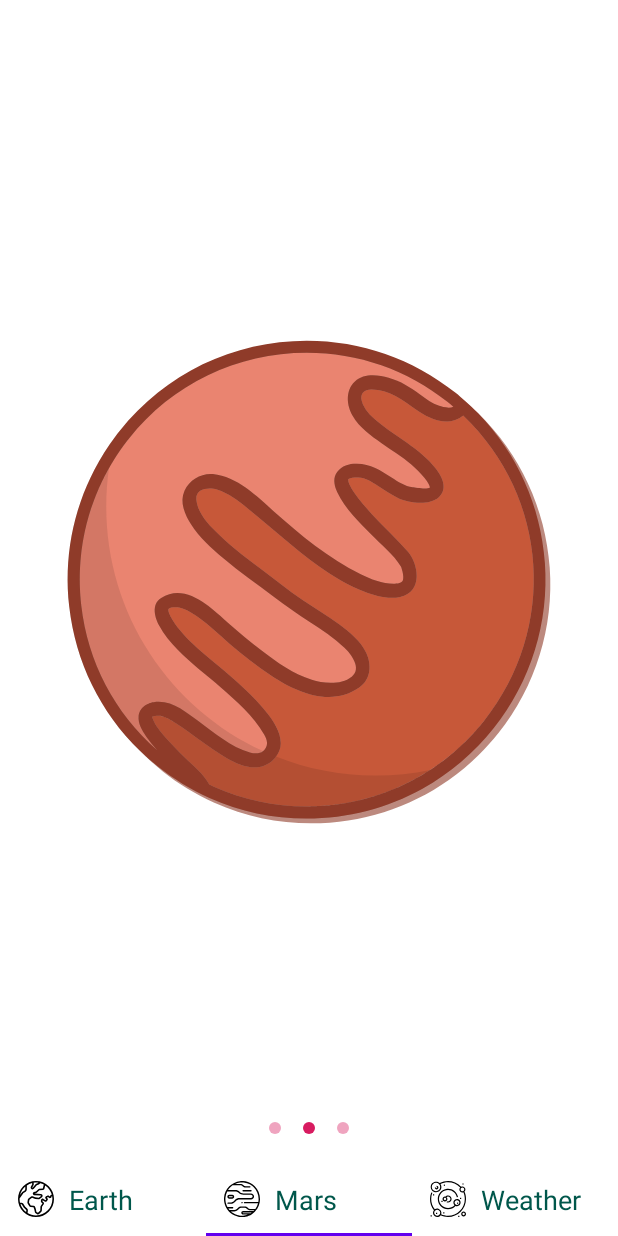
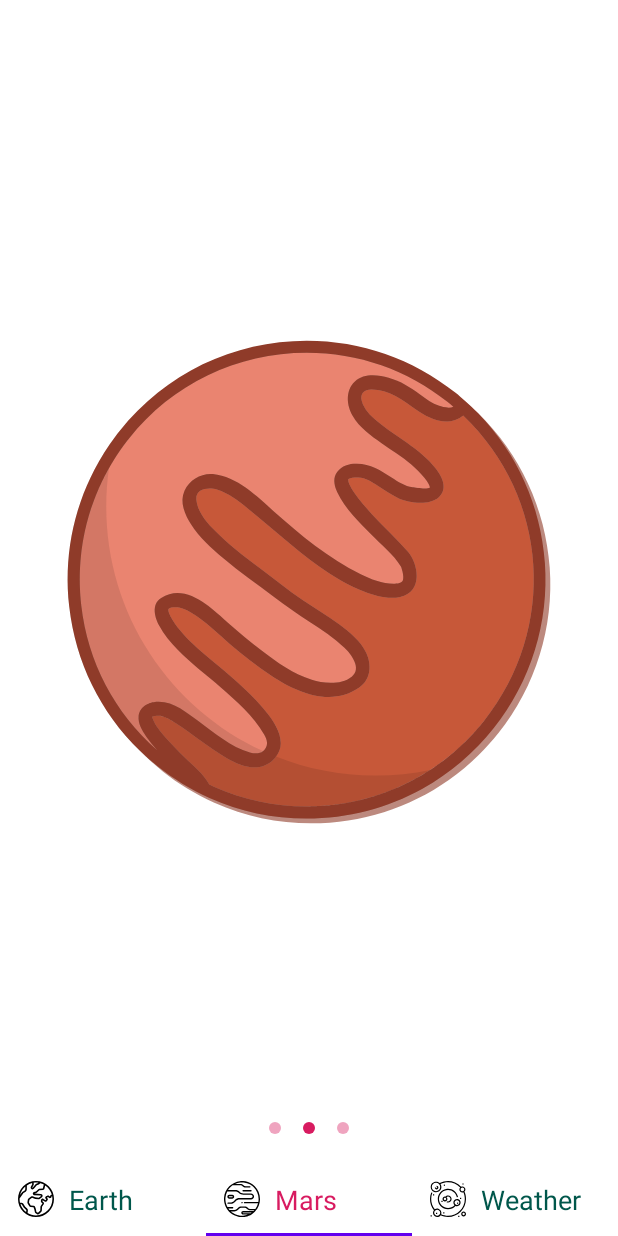
Before and after one commit to shumvlesu/OneSpaceFoto, an Android app: the ApiActivity screen opened directly, with no data from a screen before it, item 2 of the bottom bar chosen, on a phone screen of 412 x 824 dp. Run offline under Robolectric (Android 15) with nearby library versions, the phone set to English and light mode, and no system bars.

Commit message:
3е ДЗ Начало. Надо сделать привязку в активити.

```diff
--- a/app/src/main/java/com/shumikhin/onespaefoto/ui/api/ApiActivity.kt
+++ b/app/src/main/java/com/shumikhin/onespaefoto/ui/api/ApiActivity.kt
@@ -3,8 +3,15 @@ package com.shumikhin.onespaefoto.ui.api
 import android.os.Bundle
 import android.view.LayoutInflater
 import androidx.appcompat.app.AppCompatActivity
+import androidx.appcompat.widget.AppCompatTextView
+import androidx.core.content.ContextCompat
+import androidx.viewpager.widget.ViewPager
 import com.shumikhin.onespaefoto.R
 import com.shumikhin.onespaefoto.databinding.ActivityApiBinding
+
+private const val EARTH = 0
+private const val MARS = 1
+private const val WEATHER = 2
 
 class ApiActivity : AppCompatActivity() {
 
@@ -24,15 +31,89 @@ class ApiActivity : AppCompatActivity() {
 //            binding.tabLayout.getTabAt(1)?.setIcon(R.drawable.ic_mars)
 //            binding.tabLayout.getTabAt(2)?.setIcon(R.drawable.ic_system)
         }
-        setCustomTabs()
+        //setCustomTabs()
+
+        setHighlightedTab(EARTH)
+
+        binding.viewPager.addOnPageChangeListener(object : ViewPager.OnPageChangeListener {
+
+            override fun onPageSelected(position: Int) {
+                setHighlightedTab(position)
+            }
+
+            override fun onPageScrollStateChanged(state: Int) {}
+            override fun onPageScrolled(
+                position: Int,
+                positionOffset: Float,
+                positionOffsetPixels: Int
+            ) {
+            }
+        })
+
+
+    }
+
+
+    private fun setHighlightedTab(position: Int) {
+        val layoutInflater = LayoutInflater.from(this@ApiActivity)
+
+        binding.tabLayout.getTabAt(EARTH)?.customView = null
+        binding.tabLayout.getTabAt(MARS)?.customView = null
+        binding.tabLayout.getTabAt(WEATHER)?.customView = null
+
+        when (position) {
+            EARTH -> {
+                setEarthTabHighlighted(layoutInflater)
+            }
+            MARS -> {
+                setMarsTabHighlighted(layoutInflater)
+            }
+            WEATHER -> {
+                setWeatherTabHighlighted(layoutInflater)
+            }
+            else -> {
+                setEarthTabHighlighted(layoutInflater)
+            }
+        }
+    }
+
+    private fun setEarthTabHighlighted(layoutInflater: LayoutInflater) {
+        val earth = layoutInflater.inflate(R.layout.activity_api_custom_tab_earth, null)
+        earth.findViewById<AppCompatTextView>(R.id.tab_image_textview)
+            .setTextColor(
+                ContextCompat.getColor(this@ApiActivity, R.color.colorAccent)
+            )
+        binding.tabLayout.getTabAt(EARTH)?.customView = earth
+        binding.tabLayout.getTabAt(MARS)?.customView = layoutInflater.inflate(R.layout.activity_api_custom_tab_mars, null)
+        binding.tabLayout.getTabAt(WEATHER)?.customView = layoutInflater.inflate(R.layout.activity_api_custom_tab_weather, null)
+    }
+
+    private fun setMarsTabHighlighted(layoutInflater: LayoutInflater) {
+        val mars = layoutInflater.inflate(R.layout.activity_api_custom_tab_mars, null)
+        mars.findViewById<AppCompatTextView>(R.id.tab_image_textview)
+            .setTextColor(
+                ContextCompat.getColor(this@ApiActivity, R.color.colorAccent)
+            )
+        binding.tabLayout.getTabAt(EARTH)?.customView = layoutInflater.inflate(R.layout.activity_api_custom_tab_earth, null)
+        binding.tabLayout.getTabAt(MARS)?.customView = mars
+        binding.tabLayout.getTabAt(WEATHER)?.customView = layoutInflater.inflate(R.layout.activity_api_custom_tab_weather, null)
+    }
+
+    private fun setWeatherTabHighlighted(layoutInflater: LayoutInflater) {
+        val weather = layoutInflater.inflate(R.layout.activity_api_custom_tab_weather, null)
+        weather.findViewById<AppCompatTextView>(R.id.tab_image_textview)
+            .setTextColor(ContextCompat.getColor(this@ApiActivity, R.color.colorAccent))
+        binding.tabLayout.getTabAt(EARTH)?.customView = layoutInflater.inflate(R.layout.activity_api_custom_tab_earth, null)
+        binding.tabLayout.getTabAt(MARS)?.customView =layoutInflater.inflate(R.layout.activity_api_custom_tab_mars, null)
+        binding.tabLayout.getTabAt(WEATHER)?.customView = weather
     }
 
     //Для каждой вкладки будет свой макет с соответствующей подписью и иконкой.
-    private fun setCustomTabs() {
-        val layoutInflater = LayoutInflater.from(this)
-        binding.tabLayout.getTabAt(0)?.customView = layoutInflater.inflate(R.layout.activity_api_custom_tab_earth, null)
-        binding.tabLayout.getTabAt(1)?.customView = layoutInflater.inflate(R.layout.activity_api_custom_tab_mars, null)
-        binding.tabLayout.getTabAt(2)?.customView = layoutInflater.inflate(R.layout.activity_api_custom_tab_weather,null)
-    }
+//    private fun setCustomTabs() {
+//        val layoutInflater = LayoutInflater.from(this)
+//        binding.tabLayout.getTabAt(0)?.customView = layoutInflater.inflate(R.layout.activity_api_custom_tab_earth, null)
+//        binding.tabLayout.getTabAt(1)?.customView = layoutInflater.inflate(R.layout.activity_api_custom_tab_mars, null)
+//        binding.tabLayout.getTabAt(2)?.customView = layoutInflater.inflate(R.layout.activity_api_custom_tab_weather,null)
+//    }
 
 }
```
